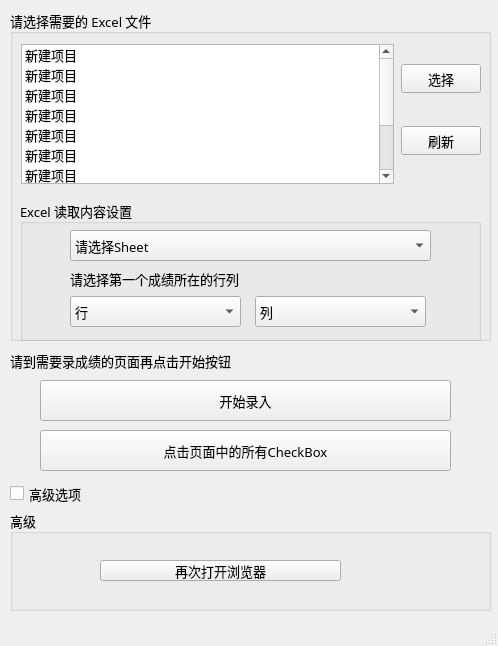
Above: zhang/EntryWindow.ui from EmeryWan/GradeEntry before the change. Below: the same form after it.
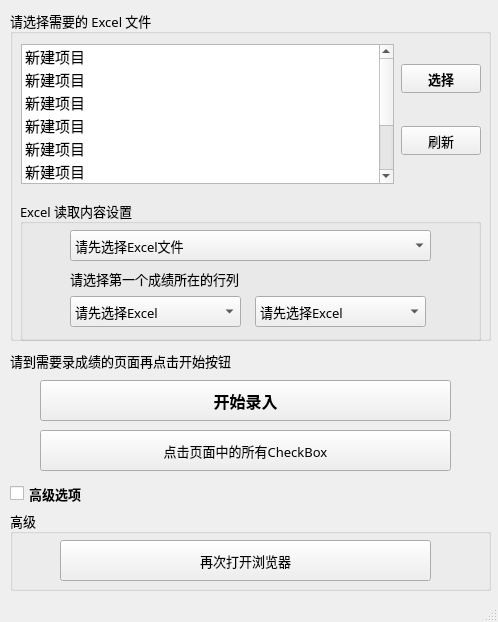
That is the form after the change.

```diff
--- a/zhang/EntryWindow.ui
+++ b/zhang/EntryWindow.ui
@@ -7,7 +7,7 @@
     <x>0</x>
     <y>0</y>
     <width>498</width>
-    <height>646</height>
+    <height>622</height>
    </rect>
   </property>
   <property name="font">
@@ -26,7 +26,7 @@
       <x>10</x>
       <y>510</y>
       <width>481</width>
-      <height>101</height>
+      <height>81</height>
      </rect>
     </property>
     <property name="mouseTracking">
@@ -38,10 +38,10 @@
     <widget class="QPushButton" name="pushButton">
      <property name="geometry">
       <rect>
-       <x>90</x>
-       <y>50</y>
-       <width>241</width>
-       <height>21</height>
+       <x>50</x>
+       <y>30</y>
+       <width>371</width>
+       <height>41</height>
       </rect>
      </property>
      <property name="text">
@@ -76,6 +76,12 @@
       <height>27</height>
      </size>
     </property>
+    <property name="font">
+     <font>
+      <weight>75</weight>
+      <bold>true</bold>
+     </font>
+    </property>
     <property name="text">
      <string>高级选项</string>
     </property>
@@ -132,6 +138,15 @@
           <height>29</height>
          </size>
         </property>
+        <property name="font">
+         <font>
+          <weight>75</weight>
+          <bold>true</bold>
+         </font>
+        </property>
+        <property name="cursor">
+         <cursorShape>PointingHandCursor</cursorShape>
+        </property>
         <property name="text">
          <string>选择</string>
         </property>
@@ -183,6 +198,14 @@
           <height>140</height>
          </size>
         </property>
+        <property name="font">
+         <font>
+          <pointsize>11</pointsize>
+         </font>
+        </property>
+        <property name="cursor" stdset="0">
+         <cursorShape>PointingHandCursor</cursorShape>
+        </property>
         <property name="toolTip">
          <string>&lt;html&gt;&lt;head/&gt;&lt;body&gt;&lt;p&gt;&lt;br/&gt;&lt;/p&gt;&lt;/body&gt;&lt;/html&gt;</string>
         </property>
@@ -268,7 +291,7 @@
      <property name="title">
       <string>Excel 读取内容设置</string>
      </property>
-     <widget class="QWidget" name="">
+     <widget class="QWidget" name="layoutWidget">
       <property name="geometry">
        <rect>
         <x>50</x>
@@ -294,7 +317,7 @@
          </property>
          <item>
           <property name="text">
-           <string>请选择Sheet</string>
+           <string>请先选择Excel文件</string>
           </property>
          </item>
         </widget>
@@ -322,7 +345,7 @@
          </property>
          <item>
           <property name="text">
-           <string>行</string>
+           <string>请先选择Excel</string>
           </property>
          </item>
         </widget>
@@ -343,7 +366,7 @@
          </property>
          <item>
           <property name="text">
-           <string>列</string>
+           <string>请先选择Excel</string>
           </property>
          </item>
         </widget>
@@ -373,6 +396,16 @@
       <height>41</height>
      </size>
     </property>
+    <property name="font">
+     <font>
+      <pointsize>12</pointsize>
+      <weight>75</weight>
+      <bold>true</bold>
+     </font>
+    </property>
+    <property name="cursor">
+     <cursorShape>PointingHandCursor</cursorShape>
+    </property>
     <property name="text">
      <string>开始录入</string>
     </property>
```
Left out of the diff: 9 changed lines with no effect on the pictures.
